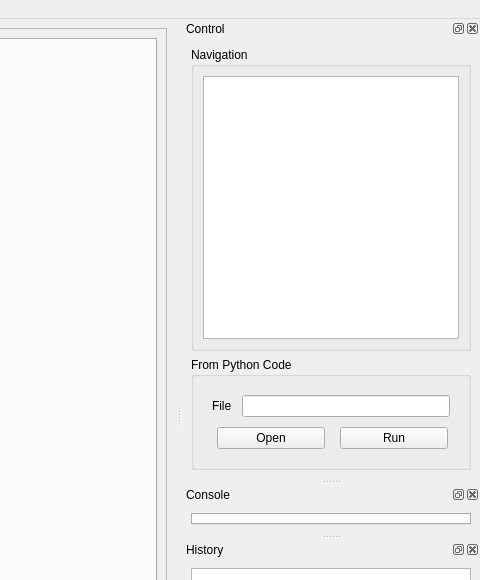
First picture: the form in nezzle/ui/ui_mainwindow.ui, repository dwgoon/nezzle, before the edit; both pictures show x 867 to 1347 and y 0 to 580 of the 1347 by 833 pixel window.
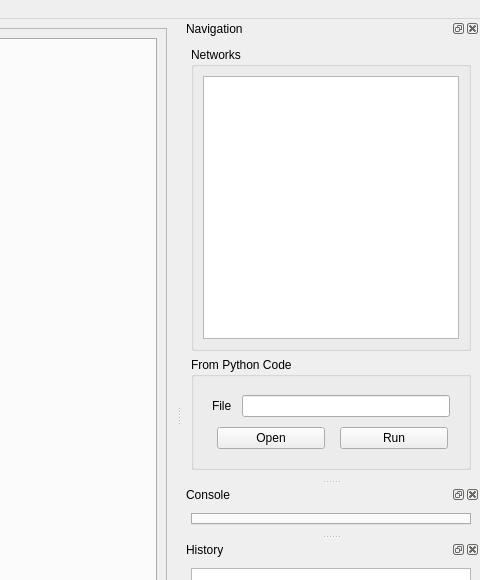
Second picture: the form after the edit. Custom widgets are drawn as their Qt base class.

Commit message: Rename control dock as navigation dock

What changed in the file:
```diff
--- a/nezzle/ui/ui_mainwindow.ui
+++ b/nezzle/ui/ui_mainwindow.ui
@@ -158,7 +158,7 @@
     <string notr="true"/>
    </property>
    <property name="windowTitle">
-    <string>Control</string>
+    <string>Navigation</string>
    </property>
    <attribute name="dockWidgetArea">
     <number>2</number>
@@ -168,7 +168,7 @@
      <item>
       <widget class="QGroupBox" name="ui_groupNavigation">
        <property name="title">
-        <string>Navigation</string>
+        <string>Networks</string>
        </property>
        <layout class="QVBoxLayout" name="verticalLayout_4">
         <item>
```
Left out of the diff: 14 changed lines with no effect on the pictures. The commit also changes 6 other files.
